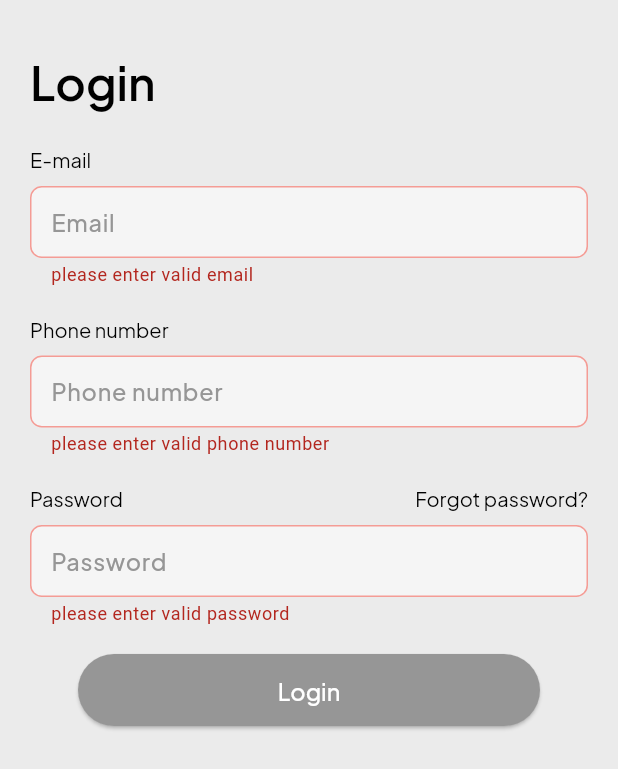
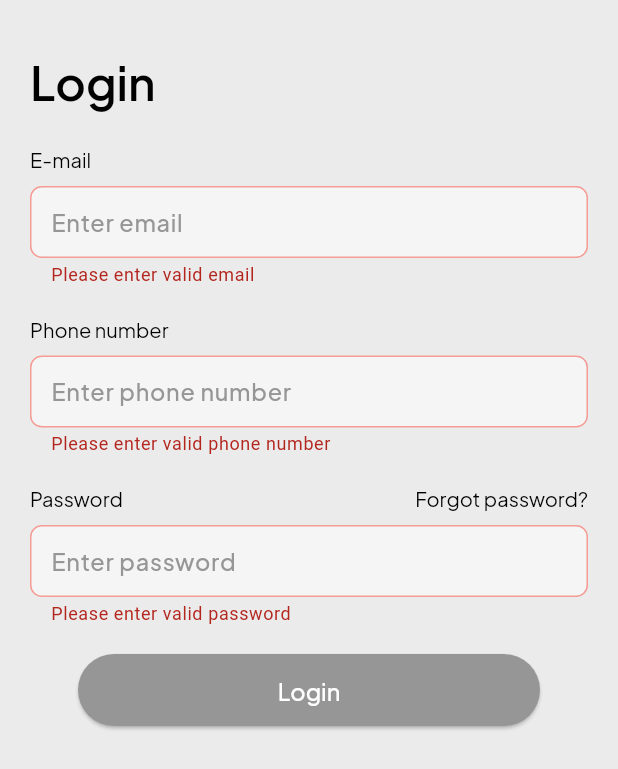
Before and after one commit to priyankgandhi0/self_growth, a Flutter app: the LoginPopup widget shown alone on an empty page, opened directly, after a tap on "Login", on a phone screen of 412 x 824 dp. Shown: the top 769 px of the screen. Run offline on Flutter 3.47's test engine with Material 2 defaults, Android fonts, the phone set to English and light mode, and no system bars; our stand-ins replace device_info, file_picker, flutter_screenutil, flutter_svg, get, google_fonts and 4 more; accounts and stored records are empty.

```diff
--- a/lib/core/constants/app_strings.dart
+++ b/lib/core/constants/app_strings.dart
@@ -38,6 +38,7 @@ const enterGenderText = "Enter gender";
 
 const setupYourAccountText = "Setup Your\n Account";
 const emailText = "E-mail";
+
 const phoneNumberText = "Phone number";
 const enterPhoneNumberText = "Enter phone number";
 const enterEmailText = "Enter email";
@@ -45,3 +46,11 @@ const passwordText = "Password";
 const enterPasswordText = "Enter password";
 const completeRegistrationText = "Complete Registration";
 const addStickerText = "Add sticker";
+
+/// login form
+// const emailTextWithoutDash = "Email";
+const pleaseEnterEmailText = "Please enter valid email";
+const pleaseEnterPhoneText = "Please enter valid phone number";
+const forgotPasswordText = "Forgot password?";
+const pleaseEnterPasswordText = "Please enter valid password";
+const passwordMustBeSixDigit = "The password must be 6 (six) character long";
--- a/lib/main.dart
+++ b/lib/main.dart
@@ -27,7 +27,7 @@ class MyApp extends StatelessWidget {
           useMaterial3: true,
         ),
         getPages: Routes.pages,
-        initialRoute: Routes.onboarding,
+        initialRoute: Routes.test,
       ),
     );
   }
--- a/lib/ui/widgets/habit_card.dart
+++ b/lib/ui/widgets/habit_card.dart
@@ -13,7 +13,10 @@ class HabitCard extends StatelessWidget {
           color: white_FFFFFF, borderRadius: BorderRadius.circular(8)),
       child: Row(
         children: [
-          Container(),
+          Container(
+            height: 64,
+            width: 64,
+          ),
           12.spaceH(),
           Column(
             crossAxisAlignment: CrossAxisAlignment.start,
@@ -26,6 +29,8 @@ class HabitCard extends StatelessWidget {
                   fontWeight: FontWeight.w400,
                   fontColor: black_000000.withOpacity(0.5)),
               Wrap(
+                runSpacing: 5.0,
+                spacing: 5.0,
                 children: [
                   Chip(
                     backgroundColor: background_F5F5F5,
--- a/lib/ui/widgets/login_popup.dart
+++ b/lib/ui/widgets/login_popup.dart
@@ -7,6 +7,7 @@ import 'package:get/get.dart';
 import 'package:self_growth/core/utils/extentions.dart';
 import 'package:self_growth/ui/widgets/start_up_text_field.dart';
 
+import '../../core/constants/app_strings.dart';
 import 'app_button.dart';
 
 class LoginPopup extends StatelessWidget {
@@ -27,15 +28,15 @@ class LoginPopup extends StatelessWidget {
         crossAxisAlignment: CrossAxisAlignment.start,
         children: [
           12.0.spaceH(),
-          "Login".appTextStyle(fontSize: 32, fontWeight: FontWeight.w600),
+          loginText.appTextStyle(fontSize: 32, fontWeight: FontWeight.w600),
           20.0.spaceH(),
           AppTextField(
             textEditingController: emailController,
-            labelText: "E-mail",
-            hintText: "Email",
+            labelText: emailText,
+            hintText: enterEmailText,
             validator: (value) {
               if (!value.isEmail) {
-                return "please enter valid email";
+                return pleaseEnterEmailText;
               }
             },
             suffixIcon: '',
@@ -44,11 +45,11 @@ class LoginPopup extends StatelessWidget {
           20.0.spaceH(),
           AppTextField(
             textEditingController: phoneNumberController,
-            labelText: "Phone number",
-            hintText: "Phone number",
+            labelText: phoneNumberText,
+            hintText: enterPhoneNumberText,
             validator: (value) {
               if (!value.isPhoneNumber) {
-                return "please enter valid phone number";
+                return pleaseEnterPhoneText;
               }
             },
             inputFormatter: [
@@ -63,7 +64,7 @@ class LoginPopup extends StatelessWidget {
             children: [
               Align(
                 alignment: Alignment.centerLeft,
-                child: "Password".appTextStyle(
+                child: passwordText.appTextStyle(
                   fontWeight: FontWeight.w400,
                   fontSize: 14.sp,
                 ),
@@ -74,7 +75,7 @@ class LoginPopup extends StatelessWidget {
                 },
                 child: Align(
                   alignment: Alignment.centerLeft,
-                  child: "Forgot password?".appTextStyle(
+                  child: forgotPasswordText.appTextStyle(
                     fontWeight: FontWeight.w400,
                     fontSize: 14.sp,
                   ),
@@ -85,12 +86,12 @@ class LoginPopup extends StatelessWidget {
           (8).spaceH(),
           AppTextField(
             textEditingController: passwordController,
-            hintText: "Password",
+            hintText: enterPasswordText,
             validator: (value) {
               if (value.isEmpty) {
-                return "please enter valid password";
+                return pleaseEnterPasswordText;
               } else if (value.length < 6) {
-                return "The password must be 6 (six) character long";
+                return passwordMustBeSixDigit;
               }
             },
             suffixIcon: '',
@@ -98,7 +99,7 @@ class LoginPopup extends StatelessWidget {
           ),
           (20).spaceH(),
           AppButton(
-              title: "Login",
+              title: loginText,
               onPress: () {
                 if (_formKey.currentState!.validate()) {
                   onLogin(LoginReturnType(
```
